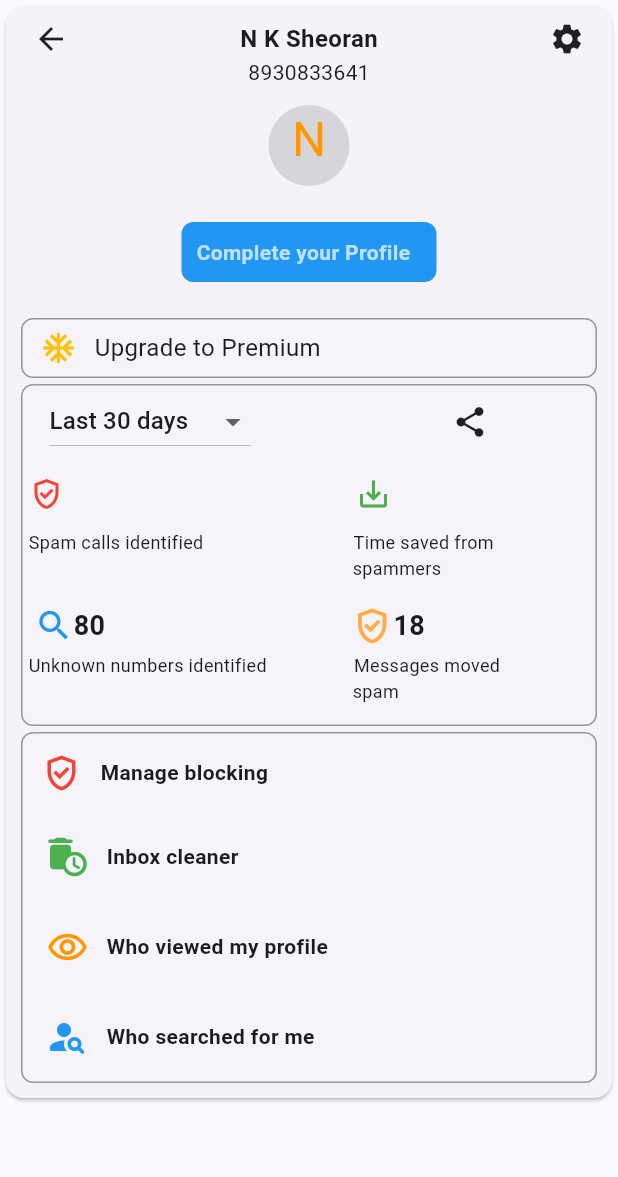
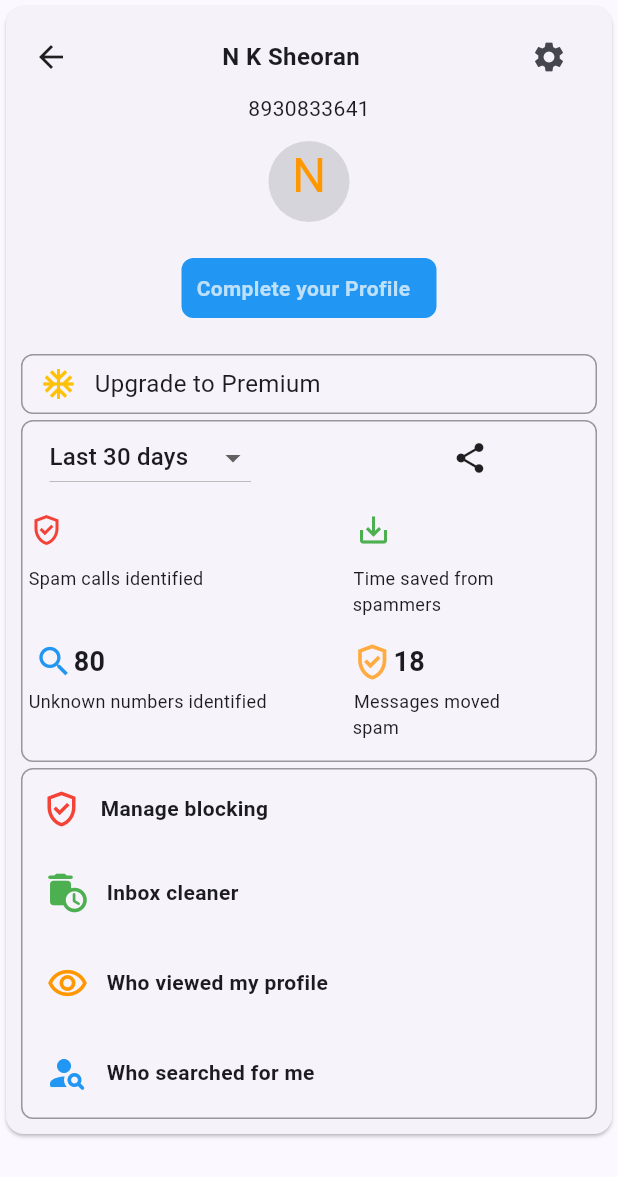
Before and after one commit to nitin-sheoran/truecoller_screen, a Flutter app: the screen it shows after launch, on a phone screen of 412 x 824 dp. Shown: the top 1177 px of the screen. Run offline on Flutter 3.47's test engine with Material 2 defaults, Android fonts, the light colour scheme and no system bars.

Commit message:
truecollerHomeScreen remove gestureDetector

```diff
--- a/lib/truecoller_home_screen.dart
+++ b/lib/truecoller_home_screen.dart
@@ -47,15 +47,14 @@ class _TruecallerHomeScreenState extends State<TruecallerHomeScreen> {
                             fontWeight: FontWeight.bold,
                           ),
                         ),
-                        GestureDetector(
-                          onTap: () {
-                            Navigator.push(context, MaterialPageRoute(builder: (
-                              context,
-                            ) {
+                        IconButton(
+                          onPressed: () {
+                            Navigator.push(context,
+                                MaterialPageRoute(builder: (context) {
                               return const SettingScreen();
                             }));
                           },
-                          child: const Icon(
+                          icon: const Icon(
                             Icons.settings,
                           ),
                         ),
```
